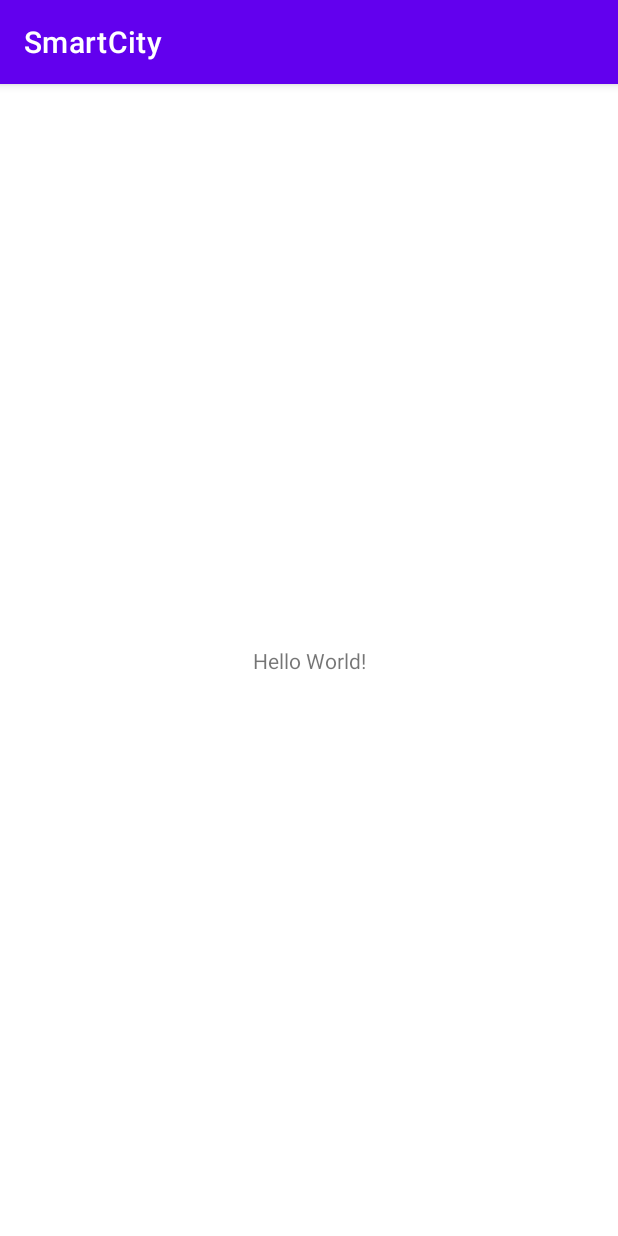
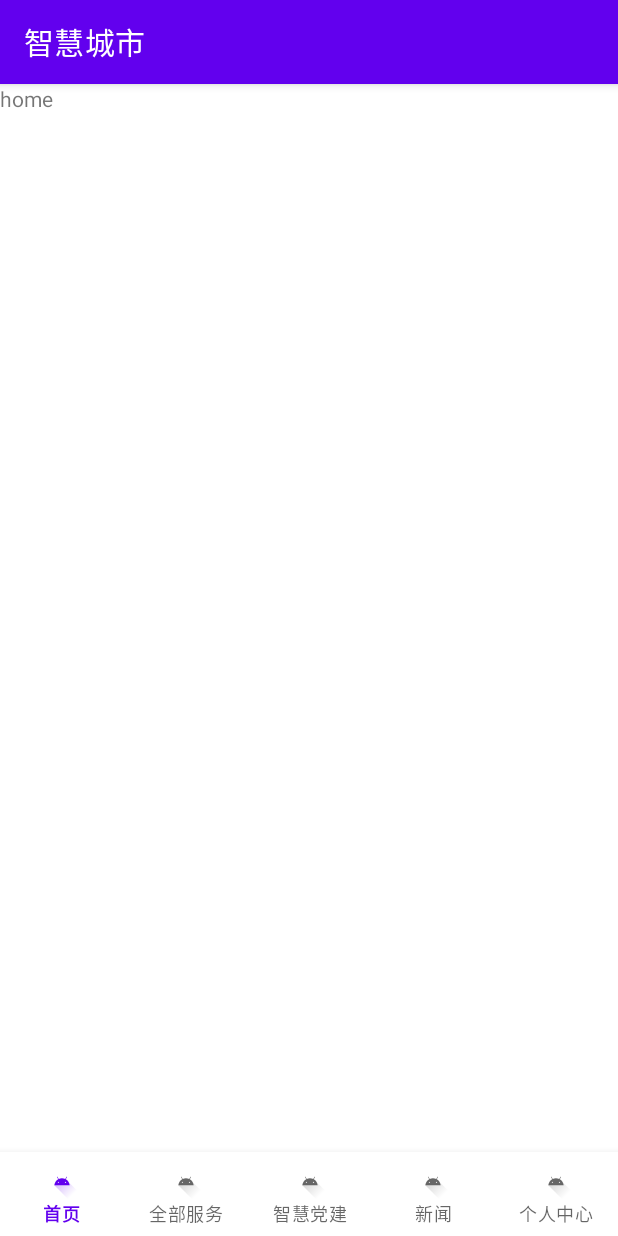
Before and after one commit to kisssum/SmartCity, an Android app: the screen it shows after launch (MainActivity), on a phone screen of 412 x 824 dp. Run offline under Robolectric (Android 15) with nearby library versions, the light colour scheme and no system bars.

Commit message:
创建底部导航栏，创建5个主页面，创建两个navigation控制布局，链接5个页面

```diff
--- a/app/src/main/AndroidManifest.xml
+++ b/app/src/main/AndroidManifest.xml
@@ -5,7 +5,7 @@
     <application
         android:allowBackup="true"
         android:icon="@mipmap/ic_launcher"
-        android:label="@string/app_name"
+        android:label="智慧城市"
         android:roundIcon="@mipmap/ic_launcher_round"
         android:supportsRtl="true"
         android:theme="@style/Theme.SmartCity">
--- /dev/null
+++ b/app/src/main/java/com/kisssum/smartcity/navigation/NavControlFragment.java
@@ -0,0 +1,103 @@
+package com.kisssum.smartcity.navigation;
+
+import android.os.Bundle;
+
+import androidx.annotation.NonNull;
+import androidx.annotation.Nullable;
+import androidx.fragment.app.Fragment;
+import androidx.navigation.Navigation;
+
+import android.view.LayoutInflater;
+import android.view.MenuItem;
+import android.view.View;
+import android.view.ViewGroup;
+
+import com.google.android.material.bottomnavigation.BottomNavigationView;
+import com.kisssum.smartcity.R;
+import com.kisssum.smartcity.databinding.FragmentNavControlBinding;
+
+/**
+ * A simple {@link Fragment} subclass.
+ * Use the {@link NavControlFragment#newInstance} factory method to
+ * create an instance of this fragment.
+ */
+public class NavControlFragment extends Fragment {
+
+    // TODO: Rename parameter arguments, choose names that match
+    // the fragment initialization parameters, e.g. ARG_ITEM_NUMBER
+    private static final String ARG_PARAM1 = "param1";
+    private static final String ARG_PARAM2 = "param2";
+
+    private FragmentNavControlBinding binding;
+
+    // TODO: Rename and change types of parameters
+    private String mParam1;
+    private String mParam2;
+
+    public NavControlFragment() {
+        // Required empty public constructor
+    }
+
+    /**
+     * Use this factory method to create a new instance of
+     * this fragment using the provided parameters.
+     *
+     * @param param1 Parameter 1.
+     * @param param2 Parameter 2.
+     * @return A new instance of fragment NavControlFragment.
+     */
+    // TODO: Rename and change types and number of parameters
+    public static NavControlFragment newInstance(String param1, String param2) {
+        NavControlFragment fragment = new NavControlFragment();
+        Bundle args = new Bundle();
+        args.putString(ARG_PARAM1, param1);
+        args.putString(ARG_PARAM2, param2);
+        fragment.setArguments(args);
+        return fragment;
+    }
+
+    @Override
+    public void onCreate(Bundle savedInstanceState) {
+        super.onCreate(savedInstanceState);
+        if (getArguments() != null) {
+            mParam1 = getArguments().getString(ARG_PARAM1);
+            mParam2 = getArguments().getString(ARG_PARAM2);
+        }
+    }
+
+    @Override
+    public View onCreateView(LayoutInflater inflater, ViewGroup container,
+                             Bundle savedInstanceState) {
+        binding = FragmentNavControlBinding.inflate(inflater);
+        return binding.getRoot();
+    }
+
+    @Override
+    public void onViewCreated(@NonNull View view, @Nullable Bundle savedInstanceState) {
+        super.onViewCreated(view, savedInstanceState);
+
+        binding.bottomNavigationView.setOnNavigationItemSelectedListener(new BottomNavigationView.OnNavigationItemSelectedListener() {
+            @Override
+            public boolean onNavigationItemSelected(@NonNull MenuItem item) {
+                switch (item.getItemId()) {
+                    case R.id.item_home:
+                        Navigation.findNavController(requireActivity(), R.id.fragment_detail).navigate(R.id.homeFragment);
+                        break;
+                    case R.id.item_allservice:
+                        Navigation.findNavController(requireActivity(), R.id.fragment_detail).navigate(R.id.allServiceFragment);
+                        break;
+                    case R.id.item_partybuidling:
+                        Navigation.findNavController(requireActivity(), R.id.fragment_detail).navigate(R.id.partyBuildingFragment);
+                        break;
+                    case R.id.item_news:
+                        Navigation.findNavController(requireActivity(), R.id.fragment_detail).navigate(R.id.newsFragment);
+                        break;
+                    case R.id.item_me:
+                        Navigation.findNavController(requireActivity(), R.id.fragment_detail).navigate(R.id.meFragment);
+                        break;
+                }
+                return true;
+            }
+        });
+    }
+}
--- /dev/null
+++ b/app/src/main/java/com/kisssum/smartcity/navigation/home/HomeFragment.java
@@ -0,0 +1,66 @@
+package com.kisssum.smartcity.navigation.home;
+
+import android.os.Bundle;
+
+import androidx.fragment.app.Fragment;
+
+import android.view.LayoutInflater;
+import android.view.View;
+import android.view.ViewGroup;
+
+import com.kisssum.smartcity.R;
+
+/**
+ * A simple {@link Fragment} subclass.
+ * Use the {@link HomeFragment#newInstance} factory method to
+ * create an instance of this fragment.
+ */
+public class HomeFragment extends Fragment {
+
+    // TODO: Rename parameter arguments, choose names that match
+    // the fragment initialization parameters, e.g. ARG_ITEM_NUMBER
+    private static final String ARG_PARAM1 = "param1";
+    private static final String ARG_PARAM2 = "param2";
+
+    // TODO: Rename and change types of parameters
+    private String mParam1;
+    private String mParam2;
+
+    public HomeFragment() {
+        // Required empty public constructor
+    }
+
+    /**
+     * Use this factory method to create a new instance of
+     * this fragment using the provided parameters.
+     *
+     * @param param1 Parameter 1.
+     * @param param2 Parameter 2.
+     * @return A new instance of fragment HomeFragment.
+     */
+    // TODO: Rename and change types and number of parameters
+    public static HomeFragment newInstance(String param1, String param2) {
+        HomeFragment fragment = new HomeFragment();
+        Bundle args = new Bundle();
+        args.putString(ARG_PARAM1, param1);
+        args.putString(ARG_PARAM2, param2);
+        fragment.setArguments(args);
+        return fragment;
+    }
+
+    @Override
+    public void onCreate(Bundle savedInstanceState) {
+        super.onCreate(savedInstanceState);
+        if (getArguments() != null) {
+            mParam1 = getArguments().getString(ARG_PARAM1);
+            mParam2 = getArguments().getString(ARG_PARAM2);
+        }
+    }
+
+    @Override
+    public View onCreateView(LayoutInflater inflater, ViewGroup container,
+                             Bundle savedInstanceState) {
+        // Inflate the layout for this fragment
+        return inflater.inflate(R.layout.fragment_home, container, false);
+    }
+}
--- a/app/src/main/res/layout/activity_main.xml
+++ b/app/src/main/res/layout/activity_main.xml
@@ -6,13 +6,16 @@
     android:layout_height="match_parent"
     tools:context=".MainActivity">
 
-    <TextView
-        android:layout_width="wrap_content"
-        android:layout_height="wrap_content"
-        android:text="Hello World!"
+    <fragment
+        android:id="@+id/fragment_main"
+        android:name="androidx.navigation.fragment.NavHostFragment"
+        android:layout_width="match_parent"
+        android:layout_height="match_parent"
+        app:defaultNavHost="true"
         app:layout_constraintBottom_toBottomOf="parent"
-        app:layout_constraintLeft_toLeftOf="parent"
-        app:layout_constraintRight_toRightOf="parent"
-        app:layout_constraintTop_toTopOf="parent" />
-
+        app:layout_constraintEnd_toEndOf="parent"
+        app:layout_constraintHorizontal_bias="0.5"
+        app:layout_constraintStart_toStartOf="parent"
+        app:layout_constraintTop_toTopOf="parent"
+        app:navGraph="@navigation/nav_main" />
 </androidx.constraintlayout.widget.ConstraintLayout>
--- /dev/null
+++ b/app/src/main/res/layout/fragment_home.xml
@@ -0,0 +1,14 @@
+<?xml version="1.0" encoding="utf-8"?>
+<FrameLayout xmlns:android="http://schemas.android.com/apk/res/android"
+    xmlns:tools="http://schemas.android.com/tools"
+    android:layout_width="match_parent"
+    android:layout_height="match_parent"
+    tools:context=".navigation.home.HomeFragment">
+
+    <!-- TODO: Update blank fragment layout -->
+    <TextView
+        android:layout_width="match_parent"
+        android:layout_height="match_parent"
+        android:text="home" />
+
+</FrameLayout>
--- /dev/null
+++ b/app/src/main/res/layout/fragment_nav_control.xml
@@ -0,0 +1,33 @@
+<?xml version="1.0" encoding="utf-8"?>
+<androidx.constraintlayout.widget.ConstraintLayout xmlns:android="http://schemas.android.com/apk/res/android"
+    xmlns:app="http://schemas.android.com/apk/res-auto"
+    xmlns:tools="http://schemas.android.com/tools"
+    android:layout_width="match_parent"
+    android:layout_height="match_parent"
+    tools:context=".navigation.NavControlFragment">
+
+    <fragment
+        android:id="@+id/fragment_detail"
+        android:name="androidx.navigation.fragment.NavHostFragment"
+        android:layout_width="match_parent"
+        android:layout_height="0dp"
+        app:defaultNavHost="true"
+        app:layout_constraintBottom_toTopOf="@+id/bottomNavigationView"
+        app:layout_constraintEnd_toEndOf="parent"
+        app:layout_constraintHorizontal_bias="0.5"
+        app:layout_constraintStart_toStartOf="parent"
+        app:layout_constraintTop_toTopOf="parent"
+        app:navGraph="@navigation/nav_detail" />
+
+    <com.google.android.material.bottomnavigation.BottomNavigationView
+        android:id="@+id/bottomNavigationView"
+        android:layout_width="match_parent"
+        android:layout_height="wrap_content"
+        app:labelVisibilityMode="labeled"
+        app:layout_constraintBottom_toBottomOf="parent"
+        app:layout_constraintEnd_toEndOf="parent"
+        app:layout_constraintHorizontal_bias="0.5"
+        app:layout_constraintStart_toStartOf="parent"
+        app:menu="@menu/nav_control_menu" />
+
+</androidx.constraintlayout.widget.ConstraintLayout>
--- /dev/null
+++ b/app/src/main/res/menu/nav_control_menu.xml
@@ -0,0 +1,25 @@
+<?xml version="1.0" encoding="utf-8"?>
+<menu xmlns:app="http://schemas.android.com/apk/res-auto"
+    xmlns:android="http://schemas.android.com/apk/res/android">
+
+    <item
+        android:id="@+id/item_home"
+        android:icon="@drawable/ic_launcher_foreground"
+        android:title="首页" />
+    <item
+        android:id="@+id/item_allservice"
+        android:icon="@drawable/ic_launcher_foreground"
+        android:title="全部服务" />
+    <item
+        android:id="@+id/item_partybuidling"
+        android:icon="@drawable/ic_launcher_foreground"
+        android:title="智慧党建" />
+    <item
+        android:id="@+id/item_news"
+        android:icon="@drawable/ic_launcher_foreground"
+        android:title="新闻" />
+    <item
+        android:id="@+id/item_me"
+        android:icon="@drawable/ic_launcher_foreground"
+        android:title="个人中心" />
+</menu>
--- /dev/null
+++ b/app/src/main/res/navigation/nav_detail.xml
@@ -0,0 +1,33 @@
+<?xml version="1.0" encoding="utf-8"?>
+<navigation xmlns:android="http://schemas.android.com/apk/res/android"
+    xmlns:app="http://schemas.android.com/apk/res-auto"
+    xmlns:tools="http://schemas.android.com/tools"
+    android:id="@+id/nav_detail"
+    app:startDestination="@id/homeFragment">
+
+    <fragment
+        android:id="@+id/homeFragment"
+        android:name="com.kisssum.smartcity.navigation.home.HomeFragment"
+        android:label="fragment_home"
+        tools:layout="@layout/fragment_home" />
+    <fragment
+        android:id="@+id/allServiceFragment"
+        android:name="com.kisssum.smartcity.navigation.allservice.AllServiceFragment"
+        android:label="fragment_all_service"
+        tools:layout="@layout/fragment_all_service" />
+    <fragment
+        android:id="@+id/partyBuildingFragment"
+        android:name="com.kisssum.smartcity.navigation.smartparty.PartyBuildingFragment"
+        android:label="fragment_party_building"
+        tools:layout="@layout/fragment_party_building" />
+    <fragment
+        android:id="@+id/newsFragment"
+        android:name="com.kisssum.smartcity.navigation.news.NewsFragment"
+        android:label="fragment_news"
+        tools:layout="@layout/fragment_news" />
+    <fragment
+        android:id="@+id/meFragment"
+        android:name="com.kisssum.smartcity.navigation.me.MeFragment"
+        android:label="fragment_me"
+        tools:layout="@layout/fragment_me" />
+</navigation>
--- /dev/null
+++ b/app/src/main/res/navigation/nav_main.xml
@@ -0,0 +1,13 @@
+<?xml version="1.0" encoding="utf-8"?>
+<navigation xmlns:android="http://schemas.android.com/apk/res/android"
+    xmlns:app="http://schemas.android.com/apk/res-auto"
+    xmlns:tools="http://schemas.android.com/tools"
+    android:id="@+id/nav_main"
+    app:startDestination="@id/navControlFragment">
+
+    <fragment
+        android:id="@+id/navControlFragment"
+        android:name="com.kisssum.smartcity.navigation.NavControlFragment"
+        android:label="fragment_nav_control"
+        tools:layout="@layout/fragment_nav_control" />
+</navigation>
--- a/app/src/main/res/values/strings.xml
+++ b/app/src/main/res/values/strings.xml
@@ -1,3 +1,5 @@
 <resources>
     <string name="app_name">SmartCity</string>
+    <!-- TODO: Remove or change this placeholder text -->
+    <string name="hello_blank_fragment">Hello blank fragment</string>
 </resources>
```
Also changed, not shown: app/build.gradle (+7 -0 lines), app/src/main/java/com/kisssum/smartcity/navigation/allservice/AllServiceFragment.java (added, +66 -0 lines), app/src/main/java/com/kisssum/smartcity/navigation/me/MeFragment.java (added, +66 -0 lines), app/src/main/java/com/kisssum/smartcity/navigation/news/NewsFragment.java (added, +66 -0 lines), app/src/main/java/com/kisssum/smartcity/navigation/smartparty/PartyBuildingFragment.java (added, +66 -0 lines), app/src/main/res/layout/fragment_all_service.xml (added, +14 -0 lines), app/src/main/res/layout/fragment_me.xml (added, +14 -0 lines), app/src/main/res/layout/fragment_news.xml (added, +14 -0 lines), app/src/main/res/layout/fragment_party_building.xml (added, +14 -0 lines).
